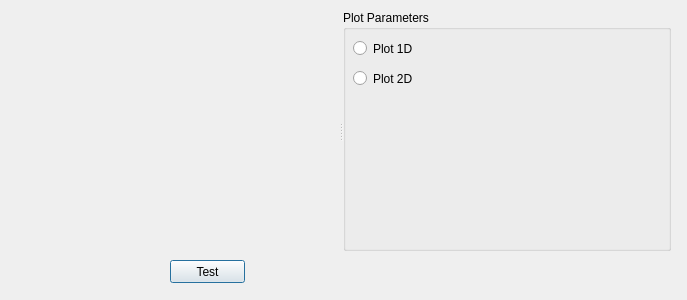
Old version of the form main.ui in the repository sqdlab/SQDViz.
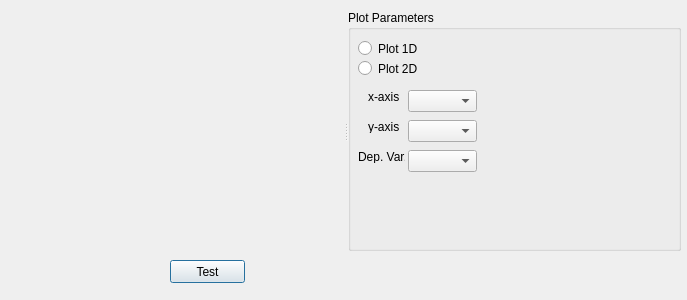
New version of the form. Custom widgets are drawn as their Qt base class.

Commit message: Further demonstration - but issues with ticks...

```diff
--- a/main.ui
+++ b/main.ui
@@ -31,7 +31,7 @@
     <rect>
      <x>10</x>
      <y>10</y>
-     <width>661</width>
+     <width>671</width>
      <height>241</height>
     </rect>
    </property>
@@ -60,7 +60,7 @@
      <property name="geometry">
       <rect>
        <x>10</x>
-       <y>60</y>
+       <y>50</y>
        <width>82</width>
        <height>17</height>
       </rect>
@@ -69,6 +69,75 @@
       <string>Plot 2D</string>
      </property>
     </widget>
+    <widget class="QComboBox" name="cmbx_axis_x">
+     <property name="geometry">
+      <rect>
+       <x>60</x>
+       <y>80</y>
+       <width>69</width>
+       <height>22</height>
+      </rect>
+     </property>
+    </widget>
+    <widget class="QLabel" name="label">
+     <property name="geometry">
+      <rect>
+       <x>20</x>
+       <y>80</y>
+       <width>47</width>
+       <height>13</height>
+      </rect>
+     </property>
+     <property name="text">
+      <string>x-axis</string>
+     </property>
+    </widget>
+    <widget class="QLabel" name="label_2">
+     <property name="geometry">
+      <rect>
+       <x>20</x>
+       <y>110</y>
+       <width>47</width>
+       <height>13</height>
+      </rect>
+     </property>
+     <property name="text">
+      <string>y-axis</string>
+     </property>
+    </widget>
+    <widget class="QComboBox" name="cmbx_axis_y">
+     <property name="geometry">
+      <rect>
+       <x>60</x>
+       <y>110</y>
+       <width>69</width>
+       <height>22</height>
+      </rect>
+     </property>
+    </widget>
+    <widget class="QComboBox" name="cmbx_dep_var">
+     <property name="geometry">
+      <rect>
+       <x>60</x>
+       <y>140</y>
+       <width>69</width>
+       <height>22</height>
+      </rect>
+     </property>
+    </widget>
+    <widget class="QLabel" name="label_3">
+     <property name="geometry">
+      <rect>
+       <x>10</x>
+       <y>140</y>
+       <width>47</width>
+       <height>13</height>
+      </rect>
+     </property>
+     <property name="text">
+      <string>Dep. Var.</string>
+     </property>
+    </widget>
    </widget>
   </widget>
  </widget>
```
The commit also changes 2 other files.
